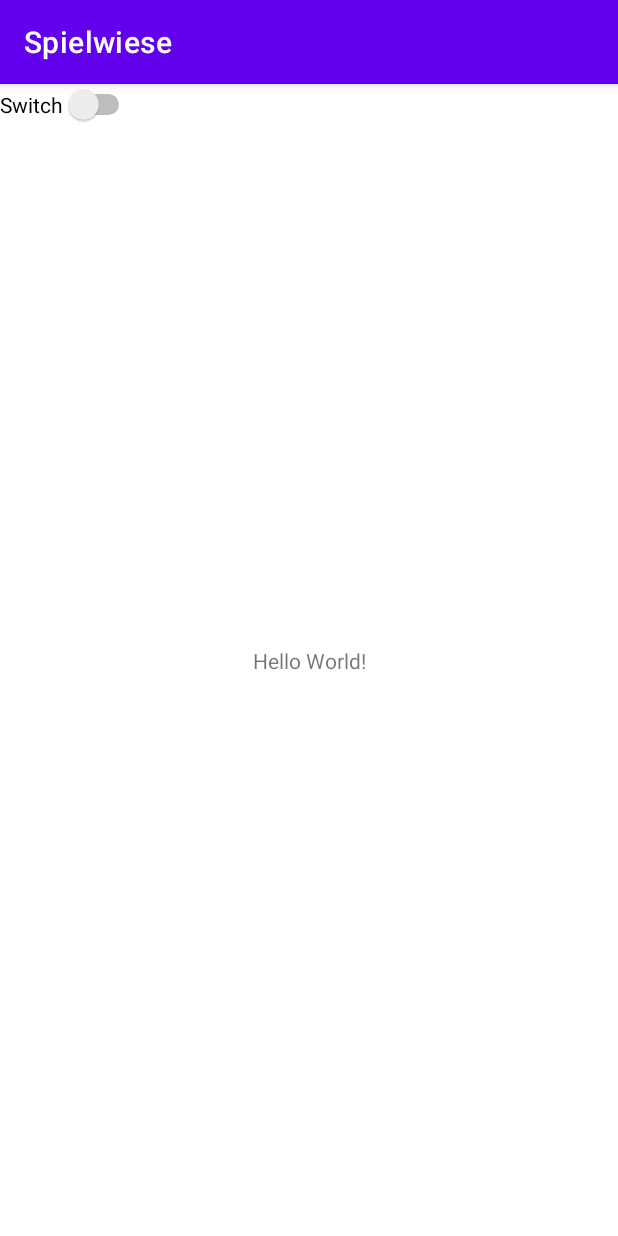
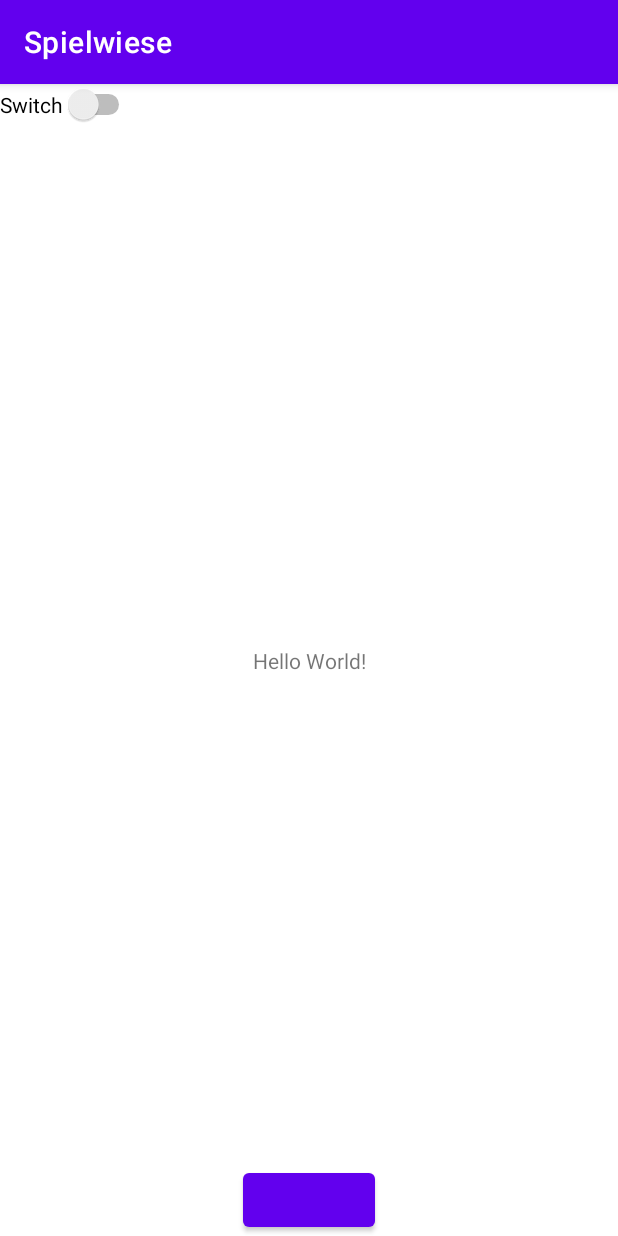
Before and after one commit to JustinSprenger/Spielwiese, an Android app: the screen it shows after launch (MainActivity), on a phone screen of 412 x 824 dp. Run offline under Robolectric (Android 15) with nearby library versions, the phone set to English and light mode, and no system bars; 3 statements that could not run were skipped.

Commit message:
create a useless button

```diff
--- a/app/build.gradle
+++ b/app/build.gradle
@@ -30,6 +30,9 @@ android {
     kotlinOptions {
         jvmTarget = '1.8'
     }
+    buildFeatures{
+        viewBinding true
+    }
 }
 
 dependencies {
--- a/app/src/main/res/layout/activity_main.xml
+++ b/app/src/main/res/layout/activity_main.xml
@@ -31,4 +31,13 @@
         tools:layout_editor_absoluteX="290dp"
         tools:layout_editor_absoluteY="68dp" />
 
+    <Button
+        android:id="@+id/uselessButton"
+        android:layout_width="wrap_content"
+        android:layout_height="wrap_content"
+        tools:text="Button"
+        app:layout_constraintBottom_toBottomOf="parent"
+        app:layout_constraintEnd_toEndOf="parent"
+        app:layout_constraintStart_toStartOf="parent" />
+
 </androidx.constraintlayout.widget.ConstraintLayout>
```
Also changed, not shown: app/src/main/java/com/example/spielwiese/MainActivity.kt (+10 -0 lines).
